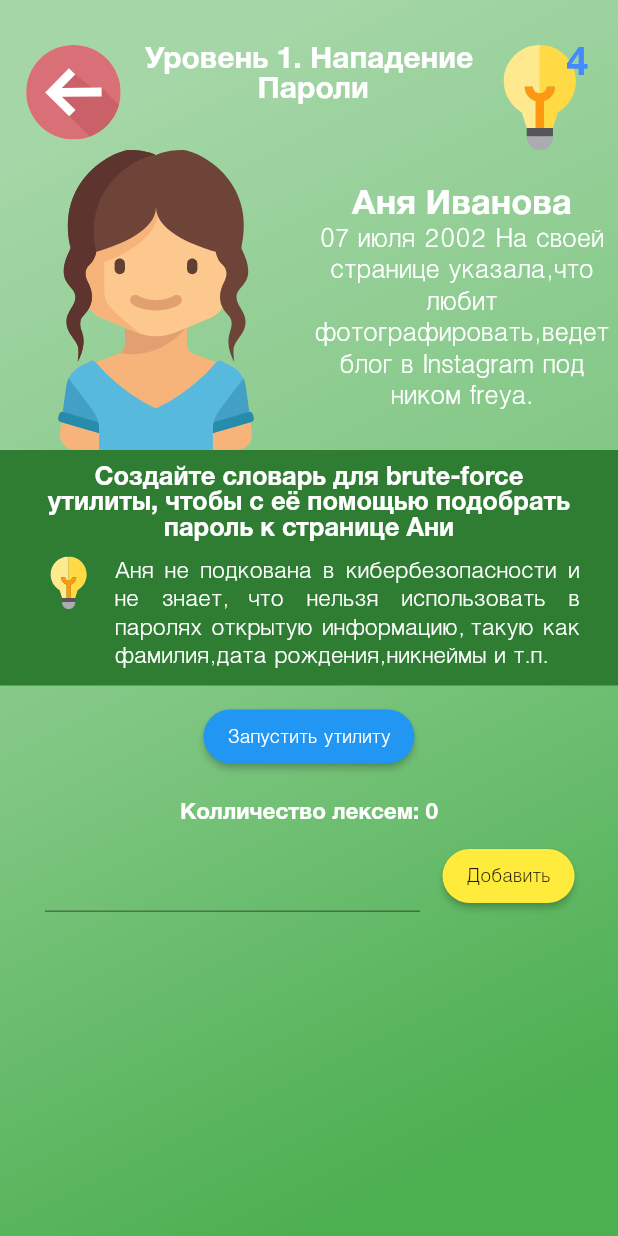
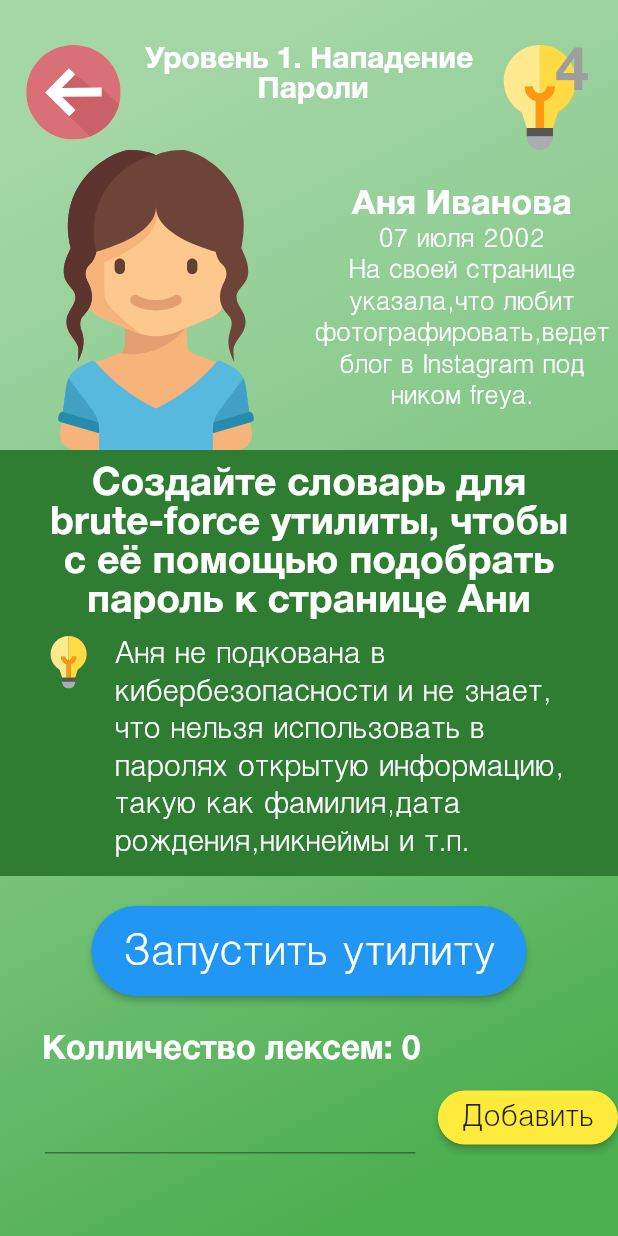
Before and after one commit to RTUITLab/DigitalHack, a Flutter app: the PasswordAttackPage screen opened directly with sample values from the repository, on a phone screen of 412 x 824 dp. Run offline on Flutter 3.47's test engine with Material 2 defaults, Android fonts, the phone set to English and light mode, and no system bars; our stand-ins replace flutter_svg; missing offline and left inert: intro_views_flutter.

Commit message:
Fixed attack screen

```diff
--- a/lib/levels/password/attack.dart
+++ b/lib/levels/password/attack.dart
@@ -84,9 +84,9 @@ class PasswordAttackState extends State<PasswordAttackPage> {
           child: Text(
             "4",
             style: TextStyle(
-                color: Colors.blueAccent,
+                color: Colors.grey,
                 fontFamily: fontFamilyBold,
-                fontSize: 26),
+                fontSize: 40),
           ),
           alignment: Alignment(0.90, 0.0),
         )
@@ -112,7 +112,7 @@ class PasswordAttackState extends State<PasswordAttackPage> {
             SizedBox(
               width: 200,
               child: Text(
-                '${attackedPerson.birthDay} На своей странице указала, что любит фотографировать, ведет блог в Instagram под ником freya.',
+                '${attackedPerson.birthDay}\nНа своей странице указала, что любит фотографировать, ведет блог в Instagram под ником freya.',
                 style: TextStyle(fontSize: 19, fontFamily: fontFamilyLight),
                 textAlign: TextAlign.center,
                 softWrap: true,
@@ -135,7 +135,7 @@ class PasswordAttackState extends State<PasswordAttackPage> {
               width: 350,
               child: Text(
                 'Создайте словарь для brute-force утилиты, чтобы с её помощью подобрать пароль к странице Ани',
-                style: TextStyle(fontSize: 17, fontFamily: fontFamilyBold),
+                style: TextStyle(fontSize: 26, fontFamily: fontFamilyBold),
                 textAlign: TextAlign.center,
               ),
             ),
@@ -162,8 +162,8 @@ class PasswordAttackState extends State<PasswordAttackPage> {
                       child: Text(
                         'Аня не подкована в кибербезопасности и не знает, что нельзя использовать в паролях открытую информацию, такую как фамилия, дата рождения, никнеймы и т.п. ',
                         style: TextStyle(
-                            fontSize: 17, fontFamily: fontFamilyLight),
-                        textAlign: TextAlign.justify,
+                            fontSize: 22, fontFamily: fontFamilyLight),
+                        textAlign: TextAlign.left,
                         softWrap: true,
                       ),
                     ),
@@ -182,11 +182,13 @@ class PasswordAttackState extends State<PasswordAttackPage> {
     return Column(
       children: <Widget>[
         Container(
-          margin: EdgeInsets.only(top: 10),
+          width: 290,
+          height: 60,
+          margin: EdgeInsets.only(top: 20, bottom: 5),
           child: RaisedButton(
             child: Text(
               'Запустить утилиту',
-              style: TextStyle(color: Colors.white),
+              style: TextStyle(color: Colors.white, fontSize: 32,),
             ),
             onPressed: () {
               print(lexems);
@@ -211,9 +213,10 @@ class PasswordAttackState extends State<PasswordAttackPage> {
         Container(
           child: Text(
             'Колличество лексем: ${lexems.length}',
-            style: TextStyle(fontFamily: fontFamilyBold, fontSize: 15),
+            style: TextStyle(fontFamily: fontFamilyBold, fontSize: 22),
           ),
-          margin: EdgeInsets.only(top: 20, bottom: 10),
+          margin: EdgeInsets.only(top: 20, bottom: 10, left: 28),
+          alignment: Alignment.centerLeft,
         ),
         Container(
           child: Row(
@@ -232,7 +235,7 @@ class PasswordAttackState extends State<PasswordAttackPage> {
                 ),
               ),
               RaisedButton(
-                child: Text('Добавить'),
+                child: Text('Добавить', style: TextStyle(fontSize: 22),),
                 color: Colors.yellow,
                 shape: StadiumBorder(),
                 onPressed: () {
```
